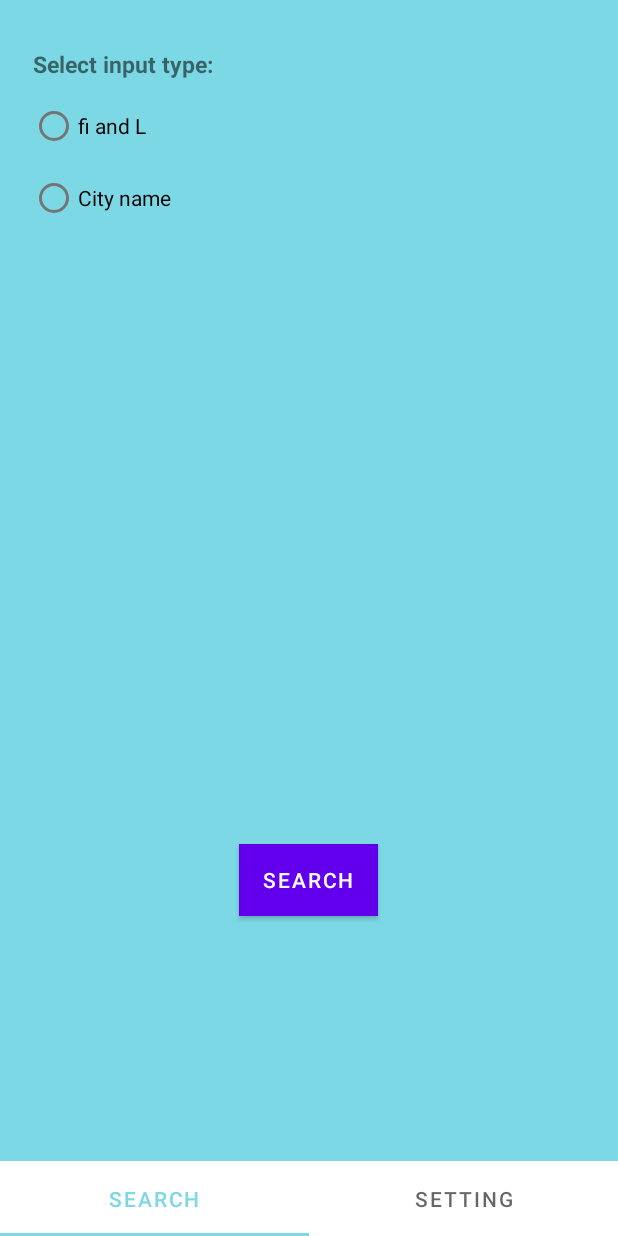
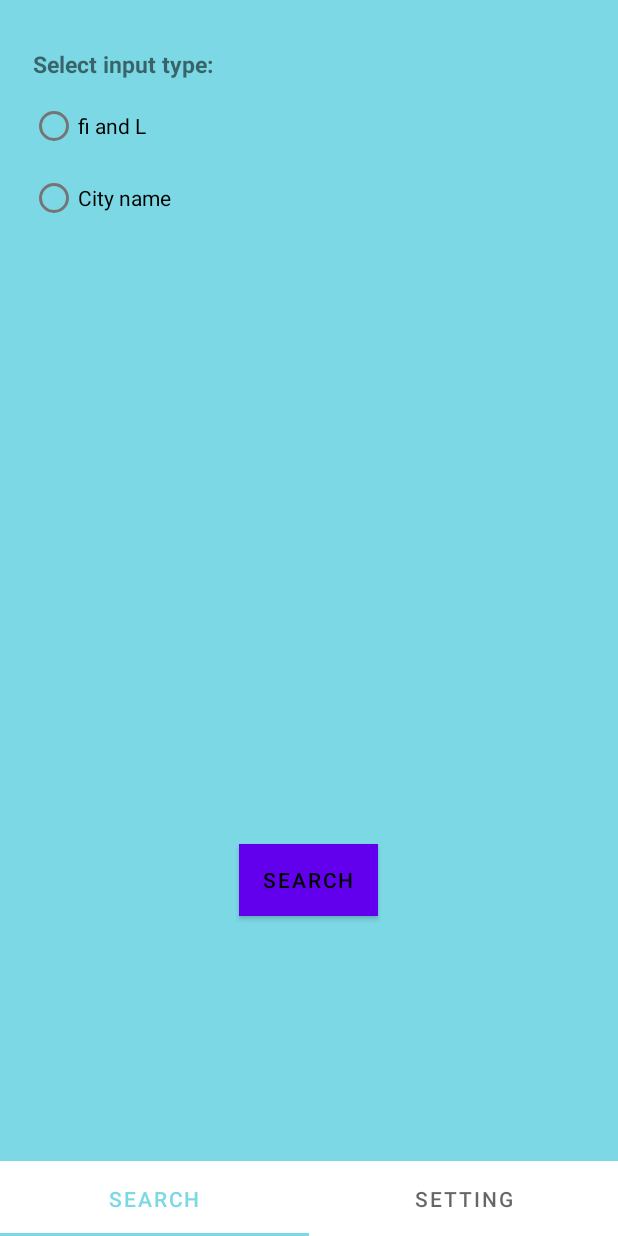
Before and after one commit to matadysa/Mobile-Programming-HW2, an Android app: the screen it shows after launch (StartActivity), on a phone screen of 412 x 824 dp. Run offline under Robolectric (Android 15) with nearby library versions, the phone set to English and light mode, and no system bars.

Commit message:
search fragment dark theme complete

```diff
--- a/app/src/main/AndroidManifest.xml
+++ b/app/src/main/AndroidManifest.xml
@@ -9,6 +9,9 @@
         android:roundIcon="@mipmap/ic_launcher_round"
         android:supportsRtl="true"
         android:theme="@style/Theme.Light">
+        <activity
+            android:name=".WeatherActivity"
+            android:exported="false" />
         <activity
             android:name=".StartActivity"
             android:exported="false" />
--- a/app/src/main/java/com/example/weatherapp/DarkModePageFragment.java
+++ b/app/src/main/java/com/example/weatherapp/DarkModePageFragment.java
@@ -45,6 +45,7 @@ public class DarkModePageFragment extends Fragment {
                 } else {
                     AppCompatDelegate.setDefaultNightMode(AppCompatDelegate.MODE_NIGHT_NO);
                 }
+                ((StartActivity) getActivity()).setViewPager(1);
             }
         });
 
--- a/app/src/main/java/com/example/weatherapp/SearchFragment.java
+++ b/app/src/main/java/com/example/weatherapp/SearchFragment.java
@@ -1,11 +1,14 @@
 package com.example.weatherapp;
 
+import android.content.Context;
 import android.os.Bundle;
 
 import androidx.annotation.NonNull;
 import androidx.annotation.Nullable;
+import androidx.appcompat.app.AppCompatDelegate;
 import androidx.fragment.app.Fragment;
 
+import android.view.ContextThemeWrapper;
 import android.view.LayoutInflater;
 import android.view.View;
 import android.view.ViewGroup;
@@ -25,13 +28,18 @@ public class SearchFragment extends Fragment {
     @Override
     public View onCreateView(LayoutInflater inflater, ViewGroup container,
                              Bundle savedInstanceState) {
-        // Inflate the layout for this fragment
-        return inflater.inflate(R.layout.fragment_search, container, false);
-    }
 
-    @Override
-    public void onViewCreated(@NonNull View view, @Nullable Bundle savedInstanceState) {
-        super.onViewCreated(view, savedInstanceState);
+        Context contextThemeWrapper;
+
+        if (AppCompatDelegate.getDefaultNightMode() == AppCompatDelegate.MODE_NIGHT_YES) {
+            contextThemeWrapper = new ContextThemeWrapper(getActivity(), R.style.Theme_Dark);
+        } else {
+            contextThemeWrapper = new ContextThemeWrapper(getActivity(), R.style.Theme_Light);
+        }
+
+        LayoutInflater layoutInflater = inflater.cloneInContext(contextThemeWrapper);
+
+        View view = layoutInflater.inflate(R.layout.fragment_search, container, false);
 
         radioGroup = view.findViewById(R.id.radio_button_group);
         fiAndLRadioButton = view.findViewById(R.id.fi_and_L_radio_button);
@@ -61,5 +69,7 @@ public class SearchFragment extends Fragment {
                 }
             }
         });
+
+        return view;
     }
 }
--- a/app/src/main/res/layout/activity_start.xml
+++ b/app/src/main/res/layout/activity_start.xml
@@ -15,7 +15,7 @@
         app:layout_constraintBottom_toBottomOf="parent"
         app:layout_constraintEnd_toEndOf="parent"
         app:layout_constraintStart_toStartOf="parent"
-        app:layout_constraintTop_toTopOf="parent" />
+        app:layout_constraintTop_toTopOf="parent"/>
 
 
     <com.google.android.material.tabs.TabLayout
--- a/app/src/main/res/layout/fragment_search.xml
+++ b/app/src/main/res/layout/fragment_search.xml
@@ -4,6 +4,7 @@
     xmlns:tools="http://schemas.android.com/tools"
     android:layout_width="match_parent"
     android:layout_height="match_parent"
+    android:background="?attr/background_color"
     tools:context=".SearchFragment"
     tools:visibility="visible">
 
@@ -23,16 +24,19 @@
         android:layout_height="100dp"
         android:layout_marginStart="20dp"
         android:layout_marginTop="60dp"
-        android:layout_marginEnd="20dp">
+        android:layout_marginEnd="20dp"
+        android:textColor="?attr/text_color">
 
         <RadioButton
             android:id="@+id/fi_and_L_radio_button"
+            android:textColor="?attr/text_color"
             android:layout_width="match_parent"
             android:layout_height="wrap_content"
             android:text="@string/fi_and_l" />
 
         <RadioButton
             android:id="@+id/city_name_radio_button"
+            android:textColor="?attr/text_color"
             android:layout_width="match_parent"
             android:layout_height="wrap_content"
             android:text="@string/city_name" />
@@ -44,45 +48,46 @@
         android:layout_height="wrap_content"
         android:layout_gravity="center"
         android:layout_marginTop="200dp"
+        android:background="@color/white"
         android:text="@string/search"
-        android:background="@color/white"/>
-
-
-    <!--android:textColor="@color/white"-->
+        android:textColor="?attr/text_color" />
 
 
     <com.google.android.material.textfield.TextInputEditText
         android:id="@+id/fi_input_text"
+        android:textColor="?attr/text_color"
         android:layout_width="match_parent"
         android:layout_height="wrap_content"
+        android:layout_marginStart="40dp"
         android:layout_marginTop="200dp"
-        android:layout_marginStart="40dp"
         android:layout_marginEnd="40dp"
         android:hint="@string/fi"
         android:inputType="number"
-        android:visibility="invisible"/>
+        android:visibility="invisible" />
 
     <com.google.android.material.textfield.TextInputEditText
         android:id="@+id/L_input_text"
+        android:textColor="?attr/text_color"
         android:layout_width="match_parent"
         android:layout_height="wrap_content"
+        android:layout_marginStart="40dp"
         android:layout_marginTop="270dp"
-        android:layout_marginStart="40dp"
         android:layout_marginEnd="40dp"
         android:hint="@string/l"
         android:inputType="number"
-        android:visibility="invisible"/>
+        android:visibility="invisible" />
 
     <com.google.android.material.textfield.TextInputEditText
         android:id="@+id/city_name_input_text"
+        android:textColor="?attr/text_color"
         android:layout_width="match_parent"
         android:layout_height="wrap_content"
+        android:layout_marginStart="40dp"
         android:layout_marginTop="400dp"
-        android:layout_marginStart="40dp"
         android:layout_marginEnd="40dp"
         android:hint="@string/city_name"
         android:inputType="textShortMessage"
-        android:visibility="invisible"/>
+        android:visibility="invisible" />
 
 
 </FrameLayout>
```
Also changed, not shown: app/src/main/java/com/example/weatherapp/WeatherActivity.java (added, +14 -0 lines), app/src/main/res/layout/activity_weather.xml (added, +15 -0 lines), gradle/wrapper/gradle-wrapper.properties.
